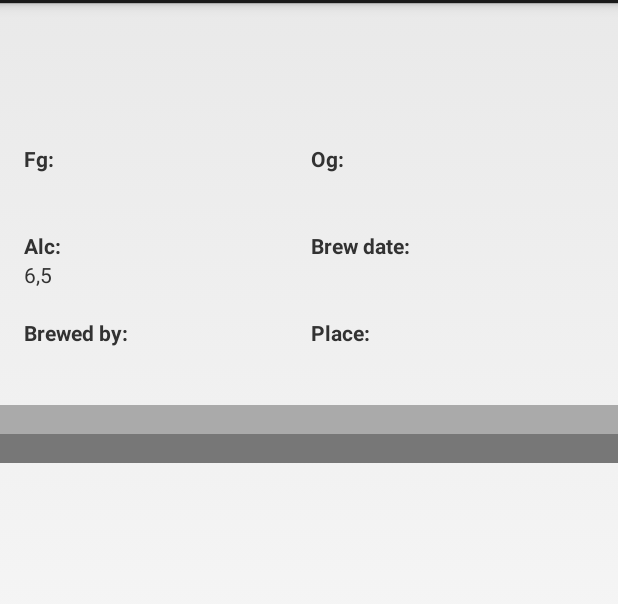
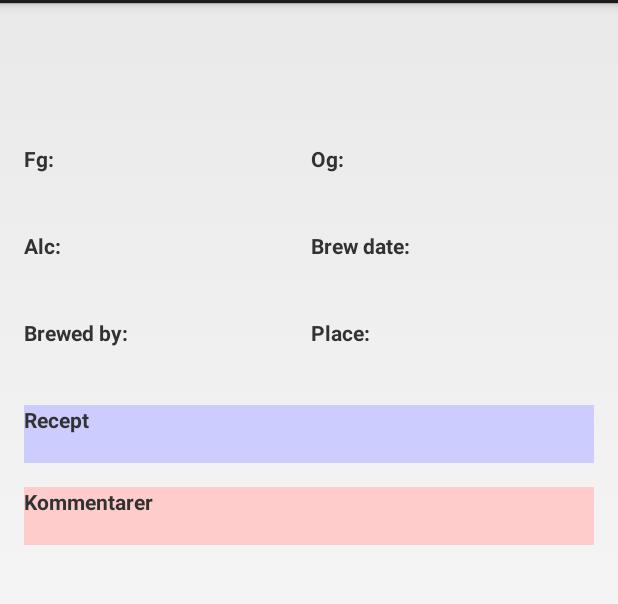
Before and after one commit to verner214/android, an Android app: the BrygdFragment screen opened directly, with no data from a screen before it, on a phone screen of 412 x 824 dp, the part 69-673 px from its top. Run offline under Robolectric (Android 15) with nearby library versions, the phone set to English and light mode, and no system bars; 18 statements that could not run were skipped.

Commit message:
dock felaktig alc beraekning

```diff
--- a/ndrd/olapp/src/main/java/lawa/olapp/BrygdFragment.java
+++ b/ndrd/olapp/src/main/java/lawa/olapp/BrygdFragment.java
@@ -108,8 +108,15 @@ public class BrygdFragment extends Fragment {
         mOg.setText(mBrygd.getOg());
         mFg = (TextView) v.findViewById(R.id.fg);
         mFg.setText(mBrygd.getFg());
-        mAlc = (TextView) v.findViewById(R.id.alc);
-        mAlc.setText("6,5");//beräknad
+        try {
+            mAlc = (TextView) v.findViewById(R.id.alc);
+            Float ffg = Float.parseFloat(mBrygd.getFg());
+            Float fog = Float.parseFloat(mBrygd.getOg());
+            Float falc = (fog - ffg) * 1000 / 7.5;
+            mAlc.setText(falc);//beräknad
+        } catch (exception) {
+            //do nothing at all
+        }
         mBrewingDate = (TextView) v.findViewById(R.id.brewingDate);
         mBrewingDate.setText(mBrygd.getBrewingDate());
         mPeople = (TextView) v.findViewById(R.id.people);
--- a/ndrd/olapp/src/main/res/layout/fragment_brygd.xml
+++ b/ndrd/olapp/src/main/res/layout/fragment_brygd.xml
@@ -17,17 +17,23 @@
     android:textStyle="bold"
     android:layout_width="match_parent"
     android:layout_height="wrap_content"
+    android:layout_marginLeft="16dp"
+    android:layout_marginRight="16dp"
 />
 <TextView android:id="@+id/beerstyle"
     style="@android:style/TextAppearance.Large"
     android:layout_width="match_parent"
     android:layout_height="wrap_content"
+    android:layout_marginLeft="16dp"
+    android:layout_marginRight="16dp"
 />
 <TextView android:id="@+id/description"
     android:layout_width="match_parent"
     android:layout_height="wrap_content"
     android:layout_marginTop="8dp"
     android:layout_marginBottom="8dp"
+    android:layout_marginLeft="16dp"
+    android:layout_marginRight="16dp"
 />
 <TableLayout xmlns:android="http://schemas.android.com/apk/res/android"
     android:layout_width="match_parent"
@@ -75,15 +81,38 @@
         <TextView android:text=""/>
     </TableRow>
 </TableLayout>
-<TextView android:id="@+id/recipe"
-    android:background="#AAAAAA"
+<TextView
+    android:text="Recept"
+    android:textStyle="bold"
+    android:background="#CCCCFF"
     android:layout_width="match_parent"
     android:layout_height="wrap_content"
+    android:layout_marginLeft="16dp"
+    android:layout_marginRight="16dp"
+/>
+<TextView android:id="@+id/recipe"
+    android:background="#CCCCFF"
+    android:layout_width="match_parent"
+    android:layout_height="wrap_content"
+    android:layout_marginLeft="16dp"
+    android:layout_marginRight="16dp"
+    android:layout_marginBottom="16dp"
+/>
+<TextView
+    android:text="Kommentarer"
+    android:textStyle="bold"
+    android:background="#FFCCCC"
+    android:layout_width="match_parent"
+    android:layout_height="wrap_content"
+    android:layout_marginLeft="16dp"
+    android:layout_marginRight="16dp"
 />
 <TextView android:id="@+id/comments"
-    android:background="#777777"
+    android:background="#FFCCCC"
     android:layout_width="match_parent"
     android:layout_height="wrap_content"
+    android:layout_marginLeft="16dp"
+    android:layout_marginRight="16dp"
 />
 </LinearLayout>
 </ScrollView>
```
